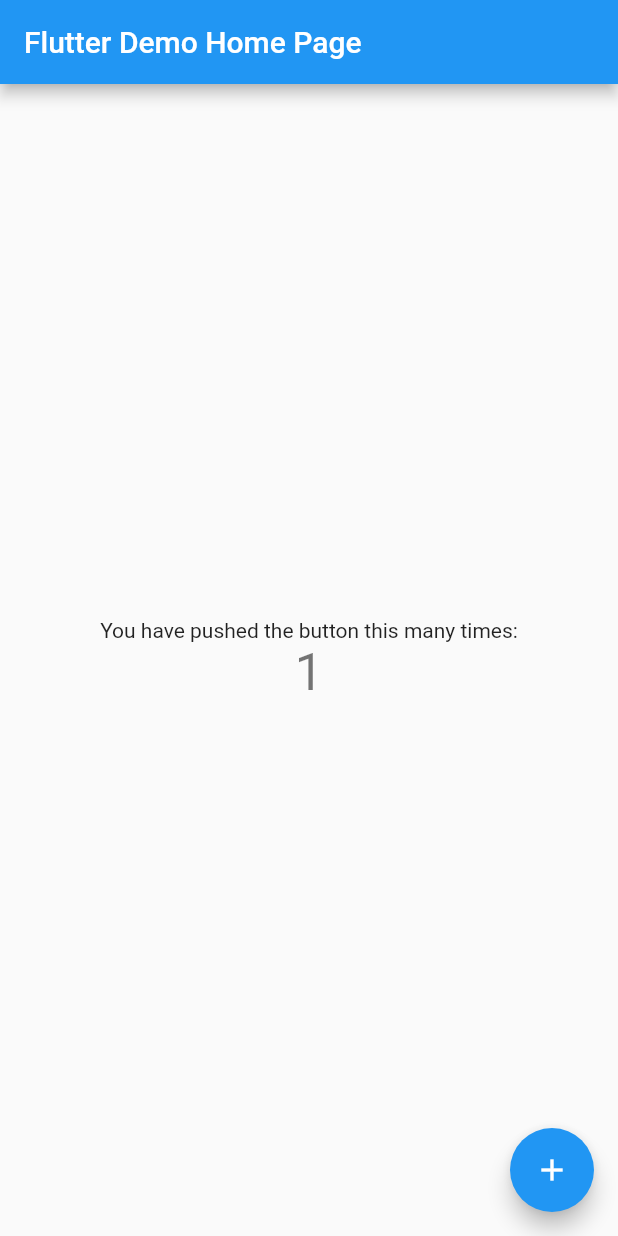
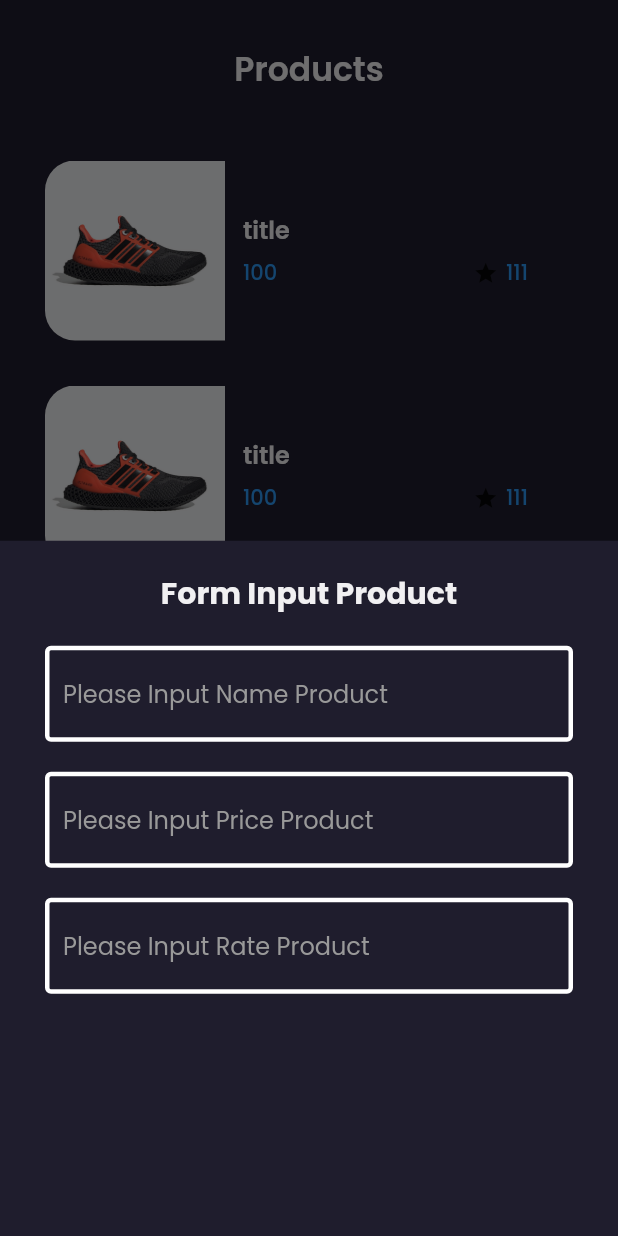
Before and after one commit to YusufHusain243/Test-GeekGarden, a Flutter app: the screen it shows after launch, after a tap on the "add" icon, on a phone screen of 412 x 824 dp. Run offline on Flutter 3.47's test engine with Material 2 defaults, Android fonts, the phone set to English and light mode, and no system bars; our stand-ins replace get, google_fonts.

Commit message:
slicing ui

```diff
--- /dev/null
+++ b/lib/controllers/product_controllers.dart
@@ -0,0 +1,95 @@
+import 'package:flutter/cupertino.dart';
+import 'package:flutter/material.dart';
+import 'package:geek_garden/models/product_model.dart';
+import 'package:get/get.dart';
+
+class ProductController extends GetxController {
+  var products = List<Product>.empty().obs;
+
+  late TextEditingController titleC;
+  late TextEditingController priceC;
+  late TextEditingController descriptionC;
+  late TextEditingController categoryC;
+  late TextEditingController imageC;
+  late TextEditingController rateC;
+  late TextEditingController countC;
+
+  @override
+  void onInit() {
+    super.onInit();
+    titleC = TextEditingController();
+    priceC = TextEditingController();
+    descriptionC = TextEditingController();
+    categoryC = TextEditingController();
+    imageC = TextEditingController();
+    rateC = TextEditingController();
+    countC = TextEditingController();
+    products.add(
+      Product(
+        title: 'title',
+        description: 'description',
+        category: 'category',
+        image: 'image',
+        price: 100,
+        rate: 111,
+        count: 111,
+      ),
+    );
+    products.add(
+      Product(
+        title: 'title',
+        description: 'description',
+        category: 'category',
+        image: 'image',
+        price: 100,
+        rate: 111,
+        count: 111,
+      ),
+    );
+    products.add(
+      Product(
+        title: 'title',
+        description: 'description',
+        category: 'category',
+        image: 'image',
+        price: 100,
+        rate: 111,
+        count: 111,
+      ),
+    );
+  }
+
+  @override
+  void onClose() {
+    titleC.dispose();
+    priceC.dispose();
+    descriptionC.dispose();
+    categoryC.dispose();
+    imageC.dispose();
+    rateC.dispose();
+    countC.dispose();
+    super.onClose();
+  }
+
+  void snackBarError(String msg) {
+    Get.snackbar(
+      "ERROR",
+      msg,
+      duration: const Duration(seconds: 2),
+      colorText: Colors.red,
+    );
+  }
+
+  void snackBarSuccess(String msg) {
+    Get.snackbar(
+      "SUCCESS",
+      msg,
+      duration: const Duration(seconds: 2),
+      colorText: Colors.green,
+    );
+  }
+
+  // void add(Product product) {
+  //   if () {}
+  // }
+}
--- a/lib/main.dart
+++ b/lib/main.dart
@@ -1,115 +1,26 @@
 import 'package:flutter/material.dart';
+import 'package:geek_garden/controllers/product_controllers.dart';
+import 'package:geek_garden/pages/product_page.dart';
+import 'package:geek_garden/routes/app_pages.dart';
+import 'package:get/get.dart';
 
 void main() {
-  runApp(const MyApp());
+  runApp(MyApp());
 }
 
 class MyApp extends StatelessWidget {
-  const MyApp({Key? key}) : super(key: key);
+  MyApp({Key? key}) : super(key: key);
 
-  // This widget is the root of your application.
+  final productC = Get.put(ProductController());
+
   @override
   Widget build(BuildContext context) {
-    return MaterialApp(
-      title: 'Flutter Demo',
-      theme: ThemeData(
-        // This is the theme of your application.
-        //
-        // Try running your application with "flutter run". You'll see the
-        // application has a blue toolbar. Then, without quitting the app, try
-        // changing the primarySwatch below to Colors.green and then invoke
-        // "hot reload" (press "r" in the console where you ran "flutter run",
-        // or simply save your changes to "hot reload" in a Flutter IDE).
-        // Notice that the counter didn't reset back to zero; the application
-        // is not restarted.
-        primarySwatch: Colors.blue,
+    return GetMaterialApp(
+      debugShowCheckedModeBanner: false,
+      home: const SafeArea(
+        child: ProductPage(),
       ),
-      home: const MyHomePage(title: 'Flutter Demo Home Page'),
+      getPages: AppPage.pages,
     );
   }
 }
-
-class MyHomePage extends StatefulWidget {
-  const MyHomePage({Key? key, required this.title}) : super(key: key);
-
-  // This widget is the home page of your application. It is stateful, meaning
-  // that it has a State object (defined below) that contains fields that affect
-  // how it looks.
-
-  // This class is the configuration for the state. It holds the values (in this
-  // case the title) provided by the parent (in this case the App widget) and
-  // used by the build method of the State. Fields in a Widget subclass are
-  // always marked "final".
-
-  final String title;
-
-  @override
-  State<MyHomePage> createState() => _MyHomePageState();
-}
-
-class _MyHomePageState extends State<MyHomePage> {
-  int _counter = 0;
-
-  void _incrementCounter() {
-    setState(() {
-      // This call to setState tells the Flutter framework that something has
-      // changed in this State, which causes it to rerun the build method below
-      // so that the display can reflect the updated values. If we changed
-      // _counter without calling setState(), then the build method would not be
-      // called again, and so nothing would appear to happen.
-      _counter++;
-    });
-  }
-
-  @override
-  Widget build(BuildContext context) {
-    // This method is rerun every time setState is called, for instance as done
-    // by the _incrementCounter method above.
-    //
-    // The Flutter framework has been optimized to make rerunning build methods
-    // fast, so that you can just rebuild anything that needs updating rather
-    // than having to individually change instances of widgets.
-    return Scaffold(
-      appBar: AppBar(
-        // Here we take the value from the MyHomePage object that was created by
-        // the App.build method, and use it to set our appbar title.
-        title: Text(widget.title),
-      ),
-      body: Center(
-        // Center is a layout widget. It takes a single child and positions it
-        // in the middle of the parent.
-        child: Column(
-          // Column is also a layout widget. It takes a list of children and
-          // arranges them vertically. By default, it sizes itself to fit its
-          // children horizontally, and tries to be as tall as its parent.
-          //
-          // Invoke "debug painting" (press "p" in the console, choose the
-          // "Toggle Debug Paint" action from the Flutter Inspector in Android
-          // Studio, or the "Toggle Debug Paint" command in Visual Studio Code)
-          // to see the wireframe for each widget.
-          //
-          // Column has various properties to control how it sizes itself and
-          // how it positions its children. Here we use mainAxisAlignment to
-          // center the children vertically; the main axis here is the vertical
-          // axis because Columns are vertical (the cross axis would be
-          // horizontal).
-          mainAxisAlignment: MainAxisAlignment.center,
-          children: <Widget>[
-            const Text(
-              'You have pushed the button this many times:',
-            ),
-            Text(
-              '$_counter',
-              style: Theme.of(context).textTheme.headline4,
-            ),
-          ],
-        ),
-      ),
-      floatingActionButton: FloatingActionButton(
-        onPressed: _incrementCounter,
-        tooltip: 'Increment',
-        child: const Icon(Icons.add),
-      ), // This trailing comma makes auto-formatting nicer for build methods.
-    );
-  }
-}
--- /dev/null
+++ b/lib/models/product_model.dart
@@ -0,0 +1,19 @@
+class Product {
+  String title;
+  String description;
+  String category;
+  String image;
+  int price;
+  int rate;
+  int count;
+
+  Product({
+    required this.title,
+    required this.description,
+    required this.category,
+    required this.image,
+    required this.price,
+    required this.rate,
+    required this.count,
+  });
+}
--- /dev/null
+++ b/lib/pages/product_api_page.dart
@@ -0,0 +1,12 @@
+import 'package:flutter/material.dart';
+
+class ProductApiPage extends StatelessWidget {
+  const ProductApiPage({Key? key}) : super(key: key);
+
+  @override
+  Widget build(BuildContext context) {
+    return Scaffold(
+      body: Container(),
+    );
+  }
+}
--- /dev/null
+++ b/lib/pages/product_page.dart
@@ -0,0 +1,185 @@
+import 'package:flutter/material.dart';
+import 'package:geek_garden/controllers/product_controllers.dart';
+import 'package:geek_garden/theme.dart';
+import 'package:geek_garden/widgets/product_tile.dart';
+import 'package:get/get.dart';
+
+class ProductPage extends StatelessWidget {
+  const ProductPage({Key? key}) : super(key: key);
+
+  @override
+  Widget build(BuildContext context) {
+    final productC = Get.find<ProductController>();
+
+    Widget productTitle() {
+      return Container(
+        margin: EdgeInsets.only(
+          top: defaultMargin,
+          bottom: defaultMargin,
+          left: defaultMargin,
+          right: defaultMargin,
+        ),
+        child: Text(
+          'Products',
+          style: primaryTextStyle.copyWith(
+            fontSize: 22,
+            fontWeight: semibold,
+          ),
+        ),
+      );
+    }
+
+    Widget products() {
+      return Obx(
+        () => Container(
+          margin: const EdgeInsets.only(top: 14),
+          child: productC.products.isEmpty
+              ? const Center(
+                  child: Text(
+                    "Belum ada data",
+                    style: TextStyle(
+                      color: Colors.white,
+                    ),
+                  ),
+                )
+              : ListView.builder(
+                  itemCount: productC.products.length,
+                  itemBuilder: (context, index) {
+                    return ProductTile(
+                      title: productC.products[index].title,
+                      price: productC.products[index].price,
+                      description: productC.products[index].description,
+                      category: productC.products[index].category,
+                      image: productC.products[index].image,
+                      rate: productC.products[index].rate,
+                      count: productC.products[index].count,
+                    );
+                  },
+                ),
+        ),
+      );
+    }
+
+    return Scaffold(
+      backgroundColor: backgroundColor,
+      body: Column(
+        children: [
+          productTitle(),
+          Expanded(
+            child: products(),
+          ),
+        ],
+      ),
+      floatingActionButton: FormInput(),
+    );
+  }
+}
+
+class FormInput extends StatelessWidget {
+  const FormInput({
+    Key? key,
+  }) : super(key: key);
+
+  @override
+  Widget build(BuildContext context) {
+    return FloatingActionButton(
+      onPressed: () {
+        Get.bottomSheet(
+          Padding(
+            padding: EdgeInsets.only(
+              bottom: MediaQuery.of(context).viewInsets.bottom,
+            ),
+            child: Container(
+              color: backgroundColor,
+              padding: const EdgeInsets.symmetric(horizontal: 30, vertical: 20),
+              child: Center(
+                child: ListView(
+                  children: [
+                    Center(
+                      child: Text(
+                        'Form Input Product',
+                        style: primaryTextStyle.copyWith(
+                          fontWeight: bold,
+                          fontSize: 20,
+                        ),
+                      ),
+                    ),
+                    const SizedBox(
+                      height: 20,
+                    ),
+                    TextField(
+                      style: primaryTextStyle,
+                      decoration: InputDecoration(
+                        hintText: 'Please Input Name Product',
+                        hintStyle: secondaryTextStyle,
+                        enabledBorder: const OutlineInputBorder(
+                          borderSide: BorderSide(
+                            width: 3,
+                            color: Colors.white,
+                          ),
+                        ),
+                        focusedBorder: const OutlineInputBorder(
+                          borderSide: BorderSide(
+                            width: 3,
+                            color: Colors.white,
+                          ),
+                        ),
+                      ),
+                    ),
+                    const SizedBox(
+                      height: 20,
+                    ),
+                    TextField(
+                      style: primaryTextStyle,
+                      decoration: InputDecoration(
+                        hintText: 'Please Input Price Product',
+                        hintStyle: secondaryTextStyle,
+                        enabledBorder: const OutlineInputBorder(
+                          borderSide: BorderSide(
+                            width: 3,
+                            color: Colors.white,
+                          ),
+                        ),
+                        focusedBorder: const OutlineInputBorder(
+                          borderSide: BorderSide(
+                            width: 3,
+                            color: Colors.white,
+                          ),
+                        ),
+                      ),
+                    ),
+                    const SizedBox(
+                      height: 20,
+                    ),
+                    TextField(
+                      style: primaryTextStyle,
+                      decoration: InputDecoration(
+                        hintText: 'Please Input Rate Product',
+                        hintStyle: secondaryTextStyle,
+                        enabledBorder: const OutlineInputBorder(
+                          borderSide: BorderSide(
+                            width: 3,
+                            color: Colors.white,
+                          ),
+                        ),
+                        focusedBorder: const OutlineInputBorder(
+                          borderSide: BorderSide(
+                            width: 3,
+                            color: Colors.white,
+                          ),
+                        ),
+                      ),
+                    )
+                  ],
+                ),
+              ),
+            ),
+          ),
+        );
+      },
+      child: const Icon(
+        Icons.add,
+      ),
+    );
+  }
+}
--- /dev/null
+++ b/lib/routes/app_pages.dart
@@ -0,0 +1,17 @@
+import 'package:geek_garden/pages/product_page.dart';
+import 'package:geek_garden/pages/product_api_page.dart';
+import 'package:geek_garden/routes/route_name.dart';
+import 'package:get/get.dart';
+
+class AppPage {
+  static final pages = [
+    GetPage(
+      name: RouteName.product,
+      page: () => const ProductPage(),
+    ),
+    GetPage(
+      name: RouteName.product,
+      page: () => const ProductApiPage(),
+    ),
+  ];
+}
--- /dev/null
+++ b/lib/routes/route_name.dart
@@ -0,0 +1,4 @@
+abstract class RouteName {
+  static const product = '/';
+  static const productApi = '/product-api';
+}
--- /dev/null
+++ b/lib/theme.dart
@@ -0,0 +1,30 @@
+import 'package:flutter/material.dart';
+import 'package:google_fonts/google_fonts.dart';
+
+double defaultMargin = 30.0;
+
+Color backgroundColor = const Color(0xff1F1D2D);
+Color backgroundCardColor = const Color(0xffECEDEF);
+Color secondaryTextColor = const Color(0xff999999);
+Color blackColor = const Color(0xff2E2E2E);
+Color priceColor = const Color(0xff2C96F1);
+Color primaryTextColor = const Color(0xffF1F0F2);
+
+TextStyle secondaryTextStyle = GoogleFonts.poppins(
+  color: secondaryTextColor,
+);
+TextStyle blackTextStyle = GoogleFonts.poppins(
+  color: blackColor,
+);
+TextStyle priceTextStyle = GoogleFonts.poppins(
+  color: priceColor,
+);
+TextStyle primaryTextStyle = GoogleFonts.poppins(
+  color: primaryTextColor,
+);
+
+FontWeight light = FontWeight.w300;
+FontWeight reguler = FontWeight.w400;
+FontWeight medium = FontWeight.w500;
+FontWeight semibold = FontWeight.w600;
+FontWeight bold = FontWeight.w700;
--- /dev/null
+++ b/lib/widgets/product_tile.dart
@@ -0,0 +1,105 @@
+import 'package:flutter/material.dart';
+import 'package:geek_garden/theme.dart';
+
+class ProductTile extends StatelessWidget {
+  const ProductTile({
+    Key? key,
+    this.title,
+    this.price,
+    this.description,
+    this.category,
+    this.image,
+    this.rate,
+    this.count,
+  }) : super(key: key);
+
+  final String? title;
+  final int? price;
+  final String? description;
+  final String? category;
+  final String? image;
+  final int? rate;
+  final int? count;
+
+  @override
+  Widget build(BuildContext context) {
+    return Container(
+      decoration: BoxDecoration(
+        borderRadius: BorderRadius.circular(20),
+        color: backgroundColor,
+      ),
+      margin: EdgeInsets.only(
+        left: defaultMargin,
+        right: defaultMargin,
+        bottom: defaultMargin,
+      ),
+      child: Row(
+        children: [
+          ClipRRect(
+            borderRadius: const BorderRadius.only(
+              topLeft: Radius.circular(20),
+              bottomLeft: Radius.circular(20),
+            ),
+            child: Image.asset(
+              'assets/image_shoes.png',
+              width: 120,
+              height: 120,
+              fit: BoxFit.cover,
+            ),
+          ),
+          const SizedBox(
+            width: 12,
+          ),
+          Expanded(
+            child: Column(
+              crossAxisAlignment: CrossAxisAlignment.start,
+              children: [
+                Text(
+                  title.toString(),
+                  style: primaryTextStyle.copyWith(
+                    fontSize: 16,
+                    fontWeight: semibold,
+                  ),
+                ),
+                const SizedBox(
+                  height: 6,
+                ),
+                Padding(
+                  padding: EdgeInsets.only(right: defaultMargin),
+                  child: Row(
+                    mainAxisAlignment: MainAxisAlignment.spaceBetween,
+                    children: [
+                      Text(
+                        price.toString(),
+                        style: priceTextStyle.copyWith(
+                          fontWeight: medium,
+                        ),
+                      ),
+                      Row(
+                        children: [
+                          const Icon(
+                            Icons.star,
+                            size: 17,
+                          ),
+                          const SizedBox(
+                            width: 5,
+                          ),
+                          Text(
+                            rate.toString(),
+                            style: priceTextStyle.copyWith(
+                              fontWeight: medium,
+                            ),
+                          ),
+                        ],
+                      ),
+                    ],
+                  ),
+                ),
+              ],
+            ),
+          ),
+        ],
+      ),
+    );
+  }
+}
```
Also changed, not shown: pubspec.yaml (+5 -3 lines), assets/image_shoes.png (added), pubspec.lock, 2 other files.
